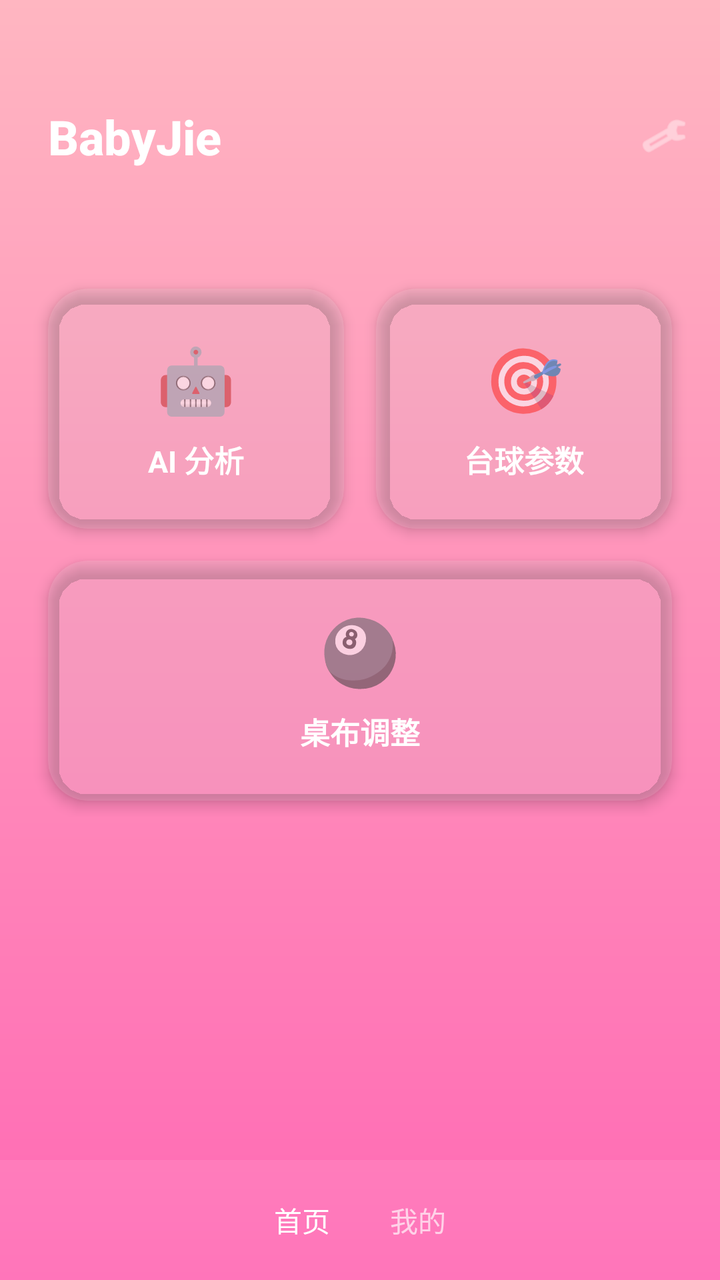
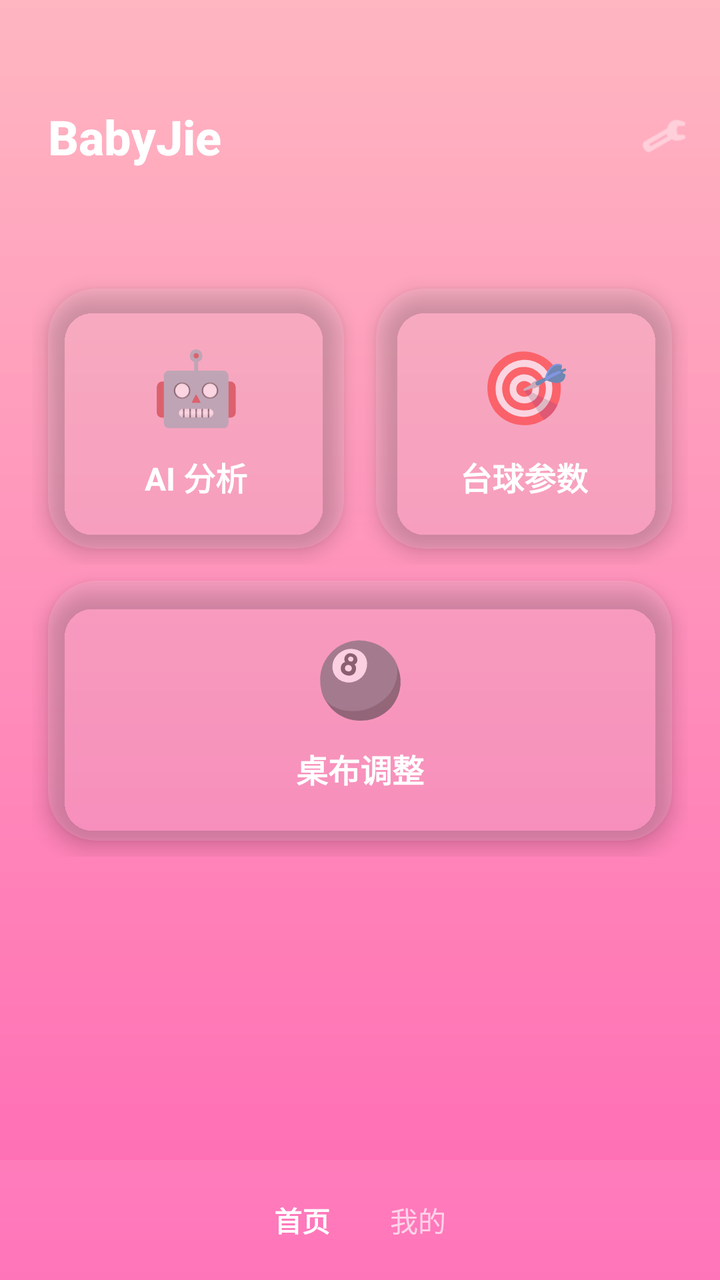

Compare the two renders of this Android layout. The source of the first and the diff that turns it into the second are given below.
<!-- AndroidManifest.xml: application theme Theme.BabyJie -->
<!-- res/layout/activity_main.xml -->
<?xml version="1.0" encoding="utf-8"?>
<androidx.constraintlayout.widget.ConstraintLayout
    xmlns:android="http://schemas.android.com/apk/res/android"
    xmlns:app="http://schemas.android.com/apk/res-auto"
    android:layout_width="match_parent"
    android:layout_height="match_parent"
    android:background="@drawable/main_bg_gradient">

    
    <LinearLayout
        android:id="@+id/topBar"
        android:layout_width="match_parent"
        android:layout_height="wrap_content"
        android:orientation="horizontal"
        android:gravity="center_vertical"
        android:paddingStart="24dp"
        android:paddingEnd="16dp"
        android:paddingTop="52dp"
        android:paddingBottom="16dp"
        app:layout_constraintTop_toTopOf="parent">

        <TextView
            android:layout_width="0dp"
            android:layout_height="wrap_content"
            android:layout_weight="1"
            android:text="BabyJie"
            android:textColor="#FFFFFF"
            android:textSize="24sp"
            android:textStyle="bold"
            android:fontFamily="sans-serif-medium" />

        <ImageView
            android:layout_width="24dp"
            android:layout_height="24dp"
            android:src="@android:drawable/ic_menu_manage"
            android:tint="#FFFFFF"
            android:alpha="0.7" />
    </LinearLayout>

    
    <LinearLayout
        android:id="@+id/cardContainer"
        android:layout_width="match_parent"
        android:layout_height="0dp"
        android:orientation="vertical"
        android:padding="16dp"
        android:layout_marginTop="20dp"
        app:layout_constraintTop_toBottomOf="@id/topBar"
        app:layout_constraintBottom_toTopOf="@id/bottomBar">

        
        <LinearLayout
            android:layout_width="match_parent"
            android:layout_height="wrap_content"
            android:orientation="horizontal"
            android:gravity="center">

            
            <androidx.cardview.widget.CardView
                android:id="@+id/cardAI"
                android:layout_width="0dp"
                android:layout_height="120dp"
                android:layout_weight="1"
                android:layout_margin="8dp"
                app:cardCornerRadius="20dp"
                app:cardElevation="4dp"
                app:cardBackgroundColor="#20FFFFFF">

                <LinearLayout
                    android:layout_width="match_parent"
                    android:layout_height="match_parent"
                    android:orientation="vertical"
                    android:gravity="center">

                    <TextView
                        android:layout_width="wrap_content"
                        android:layout_height="wrap_content"
                        android:text="🤖"
                        android:textSize="32sp" />

                    <TextView
                        android:layout_width="wrap_content"
                        android:layout_height="wrap_content"
                        android:text="AI 分析"
                        android:textColor="#FFFFFF"
                        android:textSize="15sp"
                        android:textStyle="bold"
                        android:layout_marginTop="8dp" />
                </LinearLayout>
            </androidx.cardview.widget.CardView>

            
            <androidx.cardview.widget.CardView
                android:id="@+id/cardParams"
                android:layout_width="0dp"
                android:layout_height="120dp"
                android:layout_weight="1"
                android:layout_margin="8dp"
                app:cardCornerRadius="20dp"
                app:cardElevation="4dp"
                app:cardBackgroundColor="#20FFFFFF">

                <LinearLayout
                    android:layout_width="match_parent"
                    android:layout_height="match_parent"
                    android:orientation="vertical"
                    android:gravity="center">

                    <TextView
                        android:layout_width="wrap_content"
                        android:layout_height="wrap_content"
                        android:text="🎯"
                        android:textSize="32sp" />

                    <TextView
                        android:layout_width="wrap_content"
                        android:layout_height="wrap_content"
                        android:text="台球参数"
                        android:textColor="#FFFFFF"
                        android:textSize="15sp"
                        android:textStyle="bold"
                        android:layout_marginTop="8dp" />
                </LinearLayout>
            </androidx.cardview.widget.CardView>
        </LinearLayout>

        
        <LinearLayout
            android:layout_width="match_parent"
            android:layout_height="wrap_content"
            android:gravity="center">

            <androidx.cardview.widget.CardView
                android:id="@+id/cardCloth"
                android:layout_width="match_parent"
                android:layout_height="120dp"
                android:layout_margin="8dp"
                app:cardCornerRadius="20dp"
                app:cardElevation="4dp"
                app:cardBackgroundColor="#20FFFFFF">

                <LinearLayout
                    android:layout_width="match_parent"
                    android:layout_height="match_parent"
                    android:orientation="vertical"
                    android:gravity="center">

                    <TextView
                        android:layout_width="wrap_content"
                        android:layout_height="wrap_content"
                        android:text="🎱"
                        android:textSize="32sp" />

                    <TextView
                        android:layout_width="wrap_content"
                        android:layout_height="wrap_content"
                        android:text="桌布调整"
                        android:textColor="#FFFFFF"
                        android:textSize="15sp"
                        android:textStyle="bold"
                        android:layout_marginTop="8dp" />
                </LinearLayout>
            </androidx.cardview.widget.CardView>
        </LinearLayout>
    </LinearLayout>

    
    <LinearLayout
        android:id="@+id/bottomBar"
        android:layout_width="match_parent"
        android:layout_height="60dp"
        android:background="#15FFFFFF"
        android:gravity="center"
        android:paddingStart="24dp"
        android:paddingEnd="24dp"
        app:layout_constraintBottom_toBottomOf="parent">

        <TextView
            android:layout_width="wrap_content"
            android:layout_height="wrap_content"
            android:text="首页"
            android:textColor="#FFFFFF"
            android:textSize="14sp"
            android:layout_marginEnd="30dp" />

        <TextView
            android:layout_width="wrap_content"
            android:layout_height="wrap_content"
            android:text="我的"
            android:textColor="#AAFFFFFF"
            android:textSize="14sp" />
    </LinearLayout>

</androidx.constraintlayout.widget.ConstraintLayout>
<!-- resources referenced by this layout -->
<resources>
  <!-- drawable main_bg_gradient (drawable) -->
  <?xml version="1.0" encoding="utf-8"?>
  <shape xmlns:android="http://schemas.android.com/apk/res/android">
      <gradient
          android:angle="270"
          android:startColor="#FFB6C1"
          android:endColor="#FF69B4" />
  </shape>
  <style name="Theme.BabyJie" parent="Theme.MaterialComponents.Light.NoActionBar">
          <item name="colorPrimary">@color/pink_primary</item>
          <item name="colorPrimaryDark">@color/pink_dark</item>
          <item name="colorAccent">@color/pink_dark</item>
          <item name="android:windowBackground">@color/pink_primary</item>
      </style>
  <color name="pink_primary">#FFB6C1</color>
  <color name="pink_dark">#FF69B4</color>
</resources>

<!-- the commit's change to res/layout/activity_main.xml (unified diff, before → after) -->
@@ -59,11 +59,11 @@
             <androidx.cardview.widget.CardView
                 android:id="@+id/cardAI"
                 android:layout_width="0dp"
-                android:layout_height="120dp"
+                android:layout_height="130dp"
                 android:layout_weight="1"
                 android:layout_margin="8dp"
-                app:cardCornerRadius="20dp"
-                app:cardElevation="4dp"
+                app:cardCornerRadius="24dp"
+                app:cardElevation="6dp"
                 app:cardBackgroundColor="#20FFFFFF">
 
                 <LinearLayout
@@ -76,16 +76,16 @@
                         android:layout_width="wrap_content"
                         android:layout_height="wrap_content"
                         android:text="🤖"
-                        android:textSize="32sp" />
+                        android:textSize="36sp" />
 
                     <TextView
                         android:layout_width="wrap_content"
                         android:layout_height="wrap_content"
                         android:text="AI 分析"
                         android:textColor="#FFFFFF"
-                        android:textSize="15sp"
+                        android:textSize="16sp"
                         android:textStyle="bold"
-                        android:layout_marginTop="8dp" />
+                        android:layout_marginTop="10dp" />
                 </LinearLayout>
             </androidx.cardview.widget.CardView>
 
@@ -93,11 +93,11 @@
             <androidx.cardview.widget.CardView
                 android:id="@+id/cardParams"
                 android:layout_width="0dp"
-                android:layout_height="120dp"
+                android:layout_height="130dp"
                 android:layout_weight="1"
                 android:layout_margin="8dp"
-                app:cardCornerRadius="20dp"
-                app:cardElevation="4dp"
+                app:cardCornerRadius="24dp"
+                app:cardElevation="6dp"
                 app:cardBackgroundColor="#20FFFFFF">
 
                 <LinearLayout
@@ -110,16 +110,16 @@
                         android:layout_width="wrap_content"
                         android:layout_height="wrap_content"
                         android:text="🎯"
-                        android:textSize="32sp" />
+                        android:textSize="36sp" />
 
                     <TextView
                         android:layout_width="wrap_content"
                         android:layout_height="wrap_content"
                         android:text="台球参数"
                         android:textColor="#FFFFFF"
-                        android:textSize="15sp"
+                        android:textSize="16sp"
                         android:textStyle="bold"
-                        android:layout_marginTop="8dp" />
+                        android:layout_marginTop="10dp" />
                 </LinearLayout>
             </androidx.cardview.widget.CardView>
         </LinearLayout>
@@ -133,10 +133,10 @@
             <androidx.cardview.widget.CardView
                 android:id="@+id/cardCloth"
                 android:layout_width="match_parent"
-                android:layout_height="120dp"
+                android:layout_height="130dp"
                 android:layout_margin="8dp"
-                app:cardCornerRadius="20dp"
-                app:cardElevation="4dp"
+                app:cardCornerRadius="24dp"
+                app:cardElevation="6dp"
                 app:cardBackgroundColor="#20FFFFFF">
 
                 <LinearLayout
@@ -149,16 +149,16 @@
                         android:layout_width="wrap_content"
                         android:layout_height="wrap_content"
                         android:text="🎱"
-                        android:textSize="32sp" />
+                        android:textSize="36sp" />
 
                     <TextView
                         android:layout_width="wrap_content"
                         android:layout_height="wrap_content"
                         android:text="桌布调整"
                         android:textColor="#FFFFFF"
-                        android:textSize="15sp"
+                        android:textSize="16sp"
                         android:textStyle="bold"
-                        android:layout_marginTop="8dp" />
+                        android:layout_marginTop="10dp" />
                 </LinearLayout>
             </androidx.cardview.widget.CardView>
         </LinearLayout>
@@ -181,6 +181,7 @@
             android:text="首页"
             android:textColor="#FFFFFF"
             android:textSize="14sp"
+            android:textStyle="bold"
             android:layout_marginEnd="30dp" />
 
         <TextView
